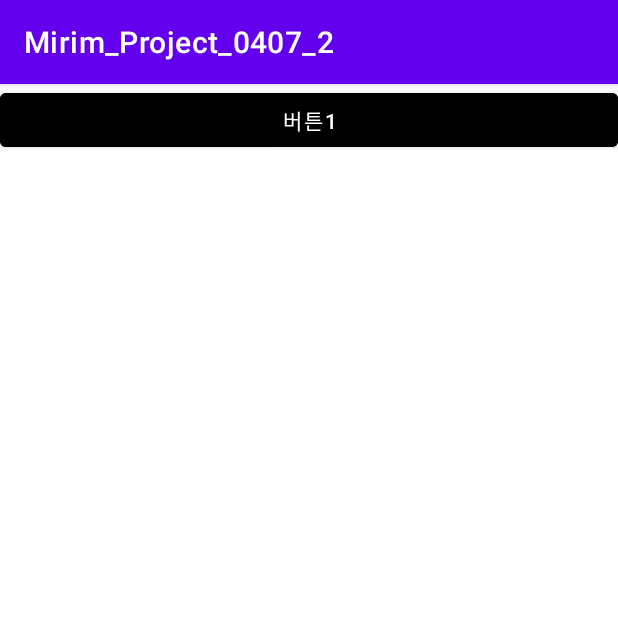
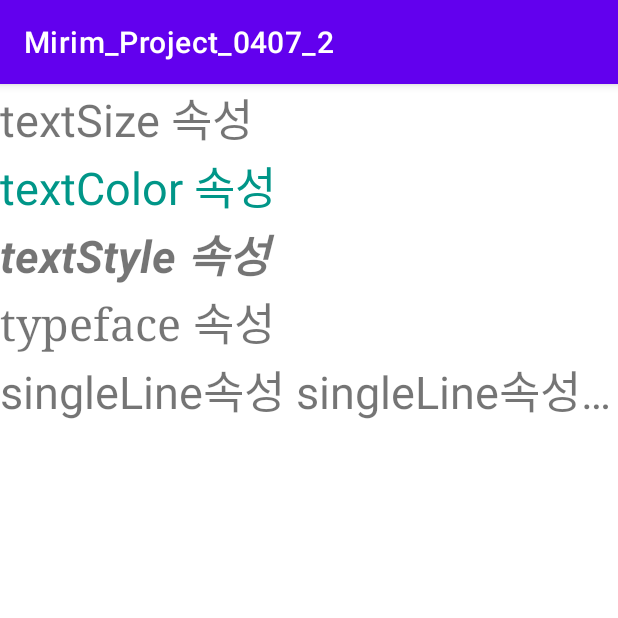
Before and after one commit to sinheungheung/AndroidJava_0407, an Android app: the screen it shows after launch (MainActivity), on a phone screen of 412 x 824 dp, the top half of it. Run offline under Robolectric (Android 15) with nearby library versions, the phone set to English and light mode, and no system bars.

Commit message:
text 속성 연습

```diff
--- a/app/src/main/res/layout/activity_main.xml
+++ b/app/src/main/res/layout/activity_main.xml
@@ -7,10 +7,37 @@
     android:orientation="vertical"
     tools:context=".MainActivity">
 
-
-    <Button
+    <TextView
         android:layout_width="match_parent"
         android:layout_height="wrap_content"
-        android:backgroundTint="@color/black"
-        android:text="버튼1"/>
+        android:textSize="30sp"
+        android:text="textSize 속성"/>
+
+    <TextView
+        android:layout_width="match_parent"
+        android:layout_height="wrap_content"
+        android:textSize="30sp"
+        android:textColor="#009688"
+        android:text="textColor 속성"/>
+
+    <TextView
+        android:layout_width="match_parent"
+        android:layout_height="wrap_content"
+        android:textSize="30sp"
+        android:textStyle="bold|italic"
+        android:text="textStyle 속성"/>
+
+    <TextView
+        android:layout_width="match_parent"
+        android:layout_height="wrap_content"
+        android:textSize="30sp"
+        android:typeface="serif"
+        android:text="typeface 속성"/>
+
+    <TextView
+        android:layout_width="match_parent"
+        android:layout_height="wrap_content"
+        android:textSize="30sp"
+        android:singleLine="true"
+        android:text="singleLine속성 singleLine속성 singleLine속성 singleLine속성 singleLine속성 singleLine속성"/>
 </LinearLayout>
```
